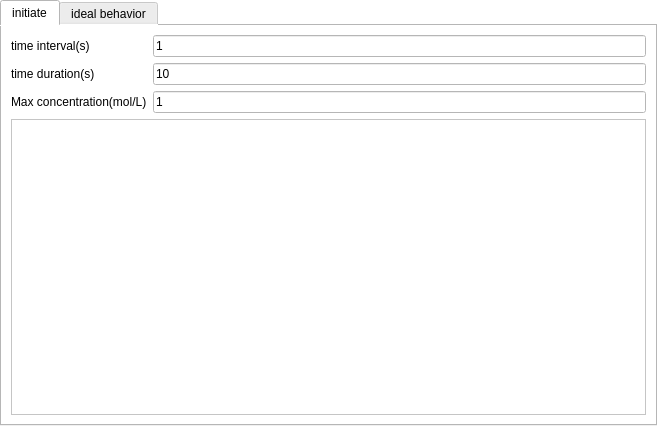
The window that src/designer/views/behaviorview/BehaviorView.ui (igemsoftware/USTC-Software_2011) describes before a commit, drawn with Qt 5.
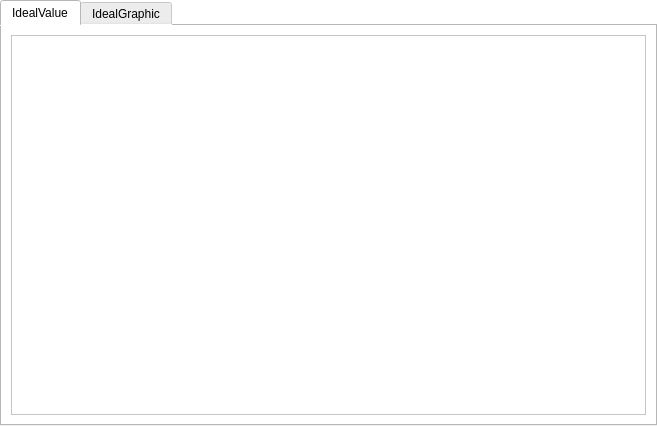
The same window after the commit. Custom widgets are drawn as their Qt base class.

```diff
--- a/src/designer/views/behaviorview/BehaviorView.ui
+++ b/src/designer/views/behaviorview/BehaviorView.ui
@@ -25,142 +25,21 @@
      <property name="currentIndex">
       <number>0</number>
      </property>
-     <widget class="QWidget" name="tabInitiate">
-      <attribute name="title">
-       <string>initiate</string>
-      </attribute>
-      <layout class="QGridLayout" name="gridLayout">
-       <item row="0" column="0">
-        <layout class="QHBoxLayout" name="horizontalLayout_2">
-         <item>
-          <layout class="QVBoxLayout" name="verticalLayout_3">
-           <item>
-            <widget class="QLabel" name="label_3">
-             <property name="font">
-              <font>
-               <pointsize>9</pointsize>
-              </font>
-             </property>
-             <property name="text">
-              <string>time interval(s)</string>
-             </property>
-            </widget>
-           </item>
-           <item>
-            <widget class="QLabel" name="label_2">
-             <property name="font">
-              <font>
-               <pointsize>9</pointsize>
-              </font>
-             </property>
-             <property name="text">
-              <string>time duration(s)</string>
-             </property>
-            </widget>
-           </item>
-           <item>
-            <widget class="QLabel" name="label_4">
-             <property name="font">
-              <font>
-               <pointsize>9</pointsize>
-              </font>
-             </property>
-             <property name="text">
-              <string>Max concentration(mol/L)</string>
-             </property>
-            </widget>
-           </item>
-          </layout>
-         </item>
-         <item>
-          <layout class="QVBoxLayout" name="verticalLayout_4">
-           <item>
-            <widget class="QLineEdit" name="lineEdit_timeInterval">
-             <property name="text">
-              <string>1</string>
-             </property>
-            </widget>
-           </item>
-           <item>
-            <widget class="QLineEdit" name="lineEdit_timeDuration">
-             <property name="text">
-              <string>10</string>
-             </property>
-            </widget>
-           </item>
-           <item>
-            <widget class="QLineEdit" name="lineEdit_maxConcentration">
-             <property name="text">
-              <string>1</string>
-             </property>
-            </widget>
-           </item>
-          </layout>
-         </item>
-         <item>
-          <layout class="QVBoxLayout" name="verticalLayout_5"/>
-         </item>
-        </layout>
-       </item>
-       <item row="1" column="0">
-        <widget class="QTableWidget" name="tableWidget_define"/>
-       </item>
-      </layout>
-     </widget>
-     <widget class="QWidget" name="tabBehavior">
-      <attribute name="title">
-       <string>ideal behavior</string>
-      </attribute>
-      <layout class="QGridLayout" name="gridLayout_2">
-       <item row="0" column="0">
-        <widget class="QTabWidget" name="tabWidget_2">
-         <property name="font">
-          <font>
-           <pointsize>8</pointsize>
-          </font>
-         </property>
-         <property name="currentIndex">
-          <number>0</number>
-         </property>
          <widget class="QWidget" name="tabValue">
           <attribute name="title">
-           <string>ideal value</string>
-          </attribute>
-          <layout class="QGridLayout" name="gridLayout_3">
+       <string>IdealValue</string>
+      </attribute>
+      <layout class="QGridLayout" name="gridLayout">
            <item row="0" column="0">
-            <widget class="QTableWidget" name="tableWidget_behavior"/>
-           </item>
-           <item row="1" column="0">
-            <layout class="QHBoxLayout" name="horizontalLayout_4">
-             <item>
-              <spacer name="horizontalSpacer_3">
-               <property name="orientation">
-                <enum>Qt::Horizontal</enum>
-               </property>
-               <property name="sizeHint" stdset="0">
-                <size>
-                 <width>40</width>
-                 <height>20</height>
-                </size>
-               </property>
-              </spacer>
-             </item>
-             <item>
-              <widget class="QPushButton" name="pushButton_ViewGraphic">
-               <property name="text">
-                <string>generate graph</string>
-               </property>
-              </widget>
-             </item>
-            </layout>
+        <widget class="QTableWidget" name="tableWidget_value"/>
            </item>
           </layout>
          </widget>
          <widget class="QWidget" name="tabGraphic">
           <attribute name="title">
-           <string>coarse graphic</string>
-          </attribute>
-          <layout class="QGridLayout" name="gridLayout_5">
+       <string>IdealGraphic</string>
+      </attribute>
+      <layout class="QGridLayout" name="gridLayout_2">
            <item row="0" column="0" colspan="6">
             <widget class="BehaviorViewPlotWidget" name="PlotWidget" native="true"/>
            </item>
@@ -185,7 +64,7 @@
              </property>
              <property name="sizeHint" stdset="0">
               <size>
-               <width>194</width>
+           <width>189</width>
                <height>20</height>
               </size>
              </property>
@@ -209,10 +88,6 @@
              <property name="text">
               <string>generate value</string>
              </property>
-            </widget>
-           </item>
-          </layout>
-         </widget>
         </widget>
        </item>
       </layout>
```
Lines whose indentation alone changed are shown as unchanged.
